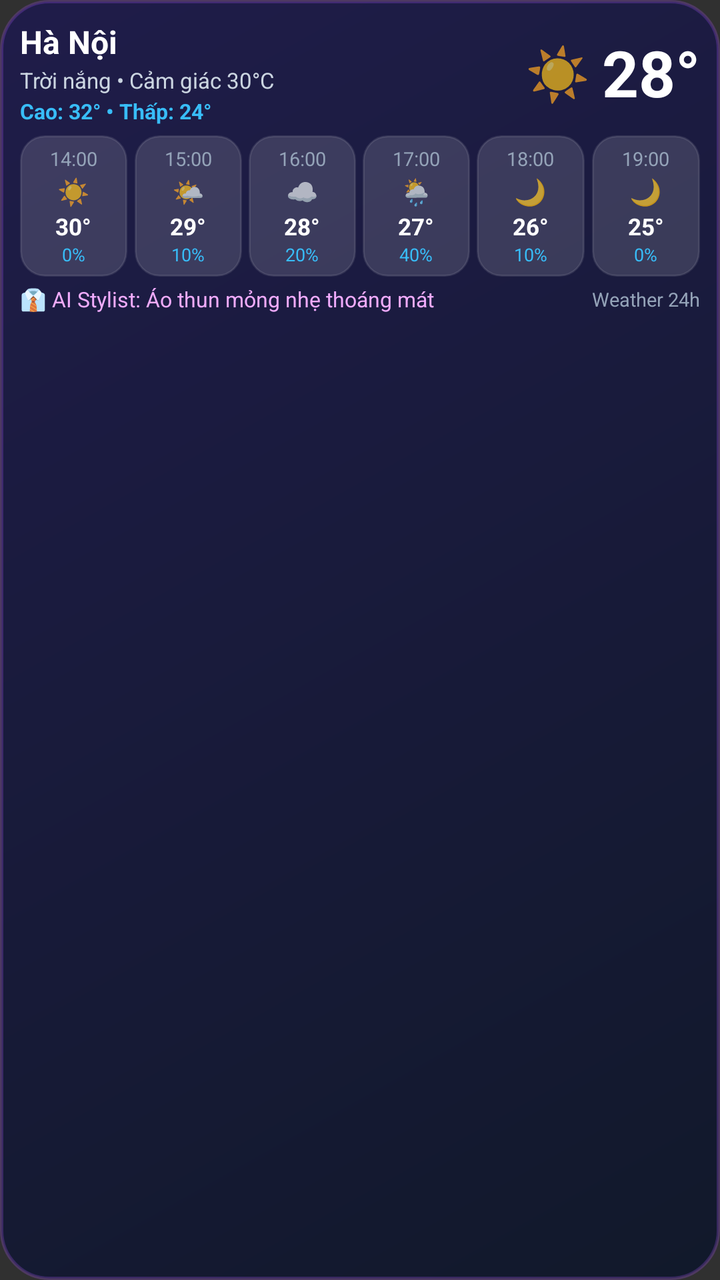
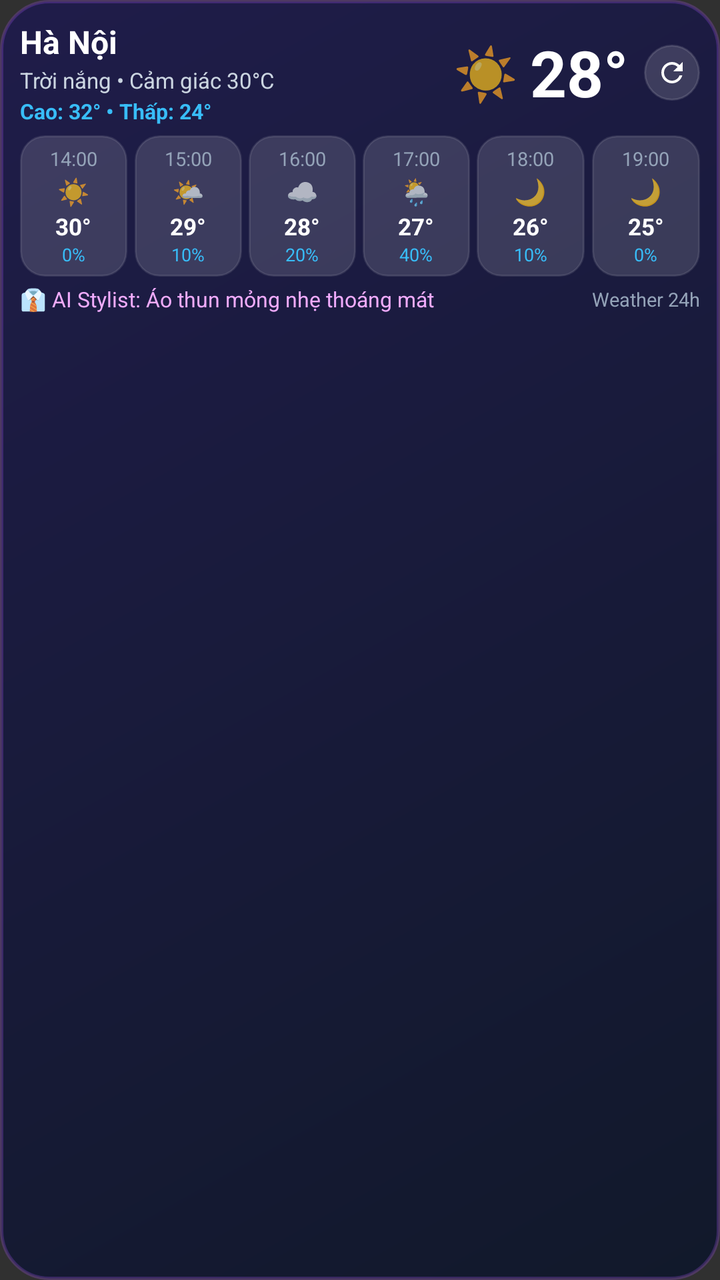

Screens rendered from an Android XML layout before and after an edit, with the pre-edit source and the edit as a unified diff.
<!-- AndroidManifest.xml: application theme Theme.Weather24h -->
<!-- res/layout/weather_widget.xml -->
<?xml version="1.0" encoding="utf-8"?>
<FrameLayout xmlns:android="http://schemas.android.com/apk/res/android"
    android:id="@+id/widget_root"
    android:layout_width="match_parent"
    android:layout_height="match_parent">

    
    <ImageView
        android:id="@+id/widget_bg_layer"
        android:layout_width="match_parent"
        android:layout_height="match_parent"
        android:scaleType="fitXY"
        android:src="@drawable/widget_bg_dark" />

    
    <LinearLayout
        android:id="@+id/widget_content"
        android:layout_width="match_parent"
        android:layout_height="match_parent"
        android:orientation="vertical"
        android:padding="10dp">

        
        <LinearLayout
            android:layout_width="match_parent"
            android:layout_height="wrap_content"
            android:gravity="center_vertical"
            android:orientation="horizontal">

            <LinearLayout
                android:layout_width="0dp"
                android:layout_height="wrap_content"
                android:layout_weight="1"
                android:orientation="vertical">

                <TextView
                    android:id="@+id/widget_city_name"
                    android:layout_width="wrap_content"
                    android:layout_height="wrap_content"
                    android:ellipsize="end"
                    android:maxLines="1"
                    android:text="Hà Nội"
                    android:textColor="#FFFFFF"
                    android:textSize="16sp"
                    android:textStyle="bold" />

                <TextView
                    android:id="@+id/widget_weather_desc"
                    android:layout_width="wrap_content"
                    android:layout_height="wrap_content"
                    android:layout_marginTop="1dp"
                    android:ellipsize="end"
                    android:maxLines="1"
                    android:text="Trời nắng • Cảm giác 30°C"
                    android:textColor="#CBD5E1"
                    android:textSize="11sp" />

                <TextView
                    android:id="@+id/widget_range"
                    android:layout_width="wrap_content"
                    android:layout_height="wrap_content"
                    android:layout_marginTop="1dp"
                    android:ellipsize="end"
                    android:maxLines="1"
                    android:text="Cao: 32° • Thấp: 24°"
                    android:textColor="#38BDF8"
                    android:textSize="10.5sp"
                    android:textStyle="bold" />
            </LinearLayout>

            <TextView
                android:id="@+id/widget_weather_icon"
                android:layout_width="wrap_content"
                android:layout_height="wrap_content"
                android:layout_marginEnd="6dp"
                android:text="☀️"
                android:textSize="26sp" />

            <TextView
                android:id="@+id/widget_temp"
                android:layout_width="wrap_content"
                android:layout_height="wrap_content"
                android:text="28°"
                android:textColor="#FFFFFF"
                android:textSize="32sp"
                android:textStyle="bold" />
        </LinearLayout>

        
        <LinearLayout
            android:id="@+id/widget_hourly_container"
            android:layout_width="match_parent"
            android:layout_height="wrap_content"
            android:layout_marginTop="5dp"
            android:baselineAligned="false"
            android:orientation="horizontal">

            
            <LinearLayout
                android:id="@+id/widget_h1_container"
                android:layout_width="0dp"
                android:layout_height="wrap_content"
                android:layout_weight="1"
                android:layout_marginEnd="2dp"
                android:background="@drawable/widget_hour_chip_dark"
                android:gravity="center"
                android:orientation="vertical"
                android:paddingTop="5dp"
                android:paddingBottom="5dp"
                android:paddingStart="2dp"
                android:paddingEnd="2dp">

                <TextView
                    android:id="@+id/widget_h1_time"
                    android:layout_width="wrap_content"
                    android:layout_height="wrap_content"
                    android:text="14:00"
                    android:textColor="#94A3B8"
                    android:textSize="9.5sp" />

                <TextView
                    android:id="@+id/widget_h1_icon"
                    android:layout_width="wrap_content"
                    android:layout_height="wrap_content"
                    android:layout_marginTop="1dp"
                    android:text="☀️"
                    android:textSize="13sp" />

                <TextView
                    android:id="@+id/widget_h1_temp"
                    android:layout_width="wrap_content"
                    android:layout_height="wrap_content"
                    android:layout_marginTop="1dp"
                    android:text="30°"
                    android:textColor="#FFFFFF"
                    android:textSize="11.5sp"
                    android:textStyle="bold" />

                <TextView
                    android:id="@+id/widget_h1_rain"
                    android:layout_width="wrap_content"
                    android:layout_height="wrap_content"
                    android:text="0%"
                    android:textColor="#38BDF8"
                    android:textSize="9sp" />
            </LinearLayout>

            
            <LinearLayout
                android:id="@+id/widget_h2_container"
                android:layout_width="0dp"
                android:layout_height="wrap_content"
                android:layout_weight="1"
                android:layout_marginStart="1.5dp"
                android:layout_marginEnd="1.5dp"
                android:background="@drawable/widget_hour_chip_dark"
                android:gravity="center"
                android:orientation="vertical"
                android:paddingTop="5dp"
                android:paddingBottom="5dp"
                android:paddingStart="2dp"
                android:paddingEnd="2dp">

                <TextView
                    android:id="@+id/widget_h2_time"
                    android:layout_width="wrap_content"
                    android:layout_height="wrap_content"
                    android:text="15:00"
                    android:textColor="#94A3B8"
                    android:textSize="9.5sp" />

                <TextView
                    android:id="@+id/widget_h2_icon"
                    android:layout_width="wrap_content"
                    android:layout_height="wrap_content"
                    android:layout_marginTop="1dp"
                    android:text="🌤️"
                    android:textSize="13sp" />

                <TextView
                    android:id="@+id/widget_h2_temp"
                    android:layout_width="wrap_content"
                    android:layout_height="wrap_content"
                    android:layout_marginTop="1dp"
                    android:text="29°"
                    android:textColor="#FFFFFF"
                    android:textSize="11.5sp"
                    android:textStyle="bold" />

                <TextView
                    android:id="@+id/widget_h2_rain"
                    android:layout_width="wrap_content"
                    android:layout_height="wrap_content"
                    android:text="10%"
                    android:textColor="#38BDF8"
                    android:textSize="9sp" />
            </LinearLayout>

            
            <LinearLayout
                android:id="@+id/widget_h3_container"
                android:layout_width="0dp"
                android:layout_height="wrap_content"
                android:layout_weight="1"
                android:layout_marginStart="1.5dp"
                android:layout_marginEnd="1.5dp"
                android:background="@drawable/widget_hour_chip_dark"
                android:gravity="center"
                android:orientation="vertical"
                android:paddingTop="5dp"
                android:paddingBottom="5dp"
                android:paddingStart="2dp"
                android:paddingEnd="2dp">

                <TextView
                    android:id="@+id/widget_h3_time"
                    android:layout_width="wrap_content"
                    android:layout_height="wrap_content"
                    android:text="16:00"
                    android:textColor="#94A3B8"
                    android:textSize="9.5sp" />

                <TextView
                    android:id="@+id/widget_h3_icon"
                    android:layout_width="wrap_content"
                    android:layout_height="wrap_content"
                    android:layout_marginTop="1dp"
                    android:text="☁️"
                    android:textSize="13sp" />

                <TextView
                    android:id="@+id/widget_h3_temp"
                    android:layout_width="wrap_content"
                    android:layout_height="wrap_content"
                    android:layout_marginTop="1dp"
                    android:text="28°"
                    android:textColor="#FFFFFF"
                    android:textSize="11.5sp"
                    android:textStyle="bold" />

                <TextView
                    android:id="@+id/widget_h3_rain"
                    android:layout_width="wrap_content"
                    android:layout_height="wrap_content"
                    android:text="20%"
                    android:textColor="#38BDF8"
                    android:textSize="9sp" />
            </LinearLayout>

            
            <LinearLayout
                android:id="@+id/widget_h4_container"
                android:layout_width="0dp"
                android:layout_height="wrap_content"
                android:layout_weight="1"
                android:layout_marginStart="1.5dp"
                android:layout_marginEnd="1.5dp"
                android:background="@drawable/widget_hour_chip_dark"
                android:gravity="center"
                android:orientation="vertical"
                android:paddingTop="5dp"
                android:paddingBottom="5dp"
                android:paddingStart="2dp"
                android:paddingEnd="2dp">

                <TextView
                    android:id="@+id/widget_h4_time"
                    android:layout_width="wrap_content"
                    android:layout_height="wrap_content"
                    android:text="17:00"
                    android:textColor="#94A3B8"
                    android:textSize="9.5sp" />

                <TextView
                    android:id="@+id/widget_h4_icon"
                    android:layout_width="wrap_content"
                    android:layout_height="wrap_content"
                    android:layout_marginTop="1dp"
                    android:text="🌦️"
                    android:textSize="13sp" />

                <TextView
                    android:id="@+id/widget_h4_temp"
                    android:layout_width="wrap_content"
                    android:layout_height="wrap_content"
                    android:layout_marginTop="1dp"
                    android:text="27°"
                    android:textColor="#FFFFFF"
                    android:textSize="11.5sp"
                    android:textStyle="bold" />

                <TextView
                    android:id="@+id/widget_h4_rain"
                    android:layout_width="wrap_content"
                    android:layout_height="wrap_content"
                    android:text="40%"
                    android:textColor="#38BDF8"
                    android:textSize="9sp" />
            </LinearLayout>

            
            <LinearLayout
                android:id="@+id/widget_h5_container"
                android:layout_width="0dp"
                android:layout_height="wrap_content"
                android:layout_weight="1"
                android:layout_marginStart="1.5dp"
                android:layout_marginEnd="1.5dp"
                android:background="@drawable/widget_hour_chip_dark"
                android:gravity="center"
                android:orientation="vertical"
                android:paddingTop="5dp"
                android:paddingBottom="5dp"
                android:paddingStart="2dp"
                android:paddingEnd="2dp">

                <TextView
                    android:id="@+id/widget_h5_time"
                    android:layout_width="wrap_content"
                    android:layout_height="wrap_content"
                    android:text="18:00"
                    android:textColor="#94A3B8"
                    android:textSize="9.5sp" />

                <TextView
                    android:id="@+id/widget_h5_icon"
                    android:layout_width="wrap_content"
                    android:layout_height="wrap_content"
                    android:layout_marginTop="1dp"
                    android:text="🌙"
                    android:textSize="13sp" />

                <TextView
                    android:id="@+id/widget_h5_temp"
                    android:layout_width="wrap_content"
                    android:layout_height="wrap_content"
                    android:layout_marginTop="1dp"
                    android:text="26°"
                    android:textColor="#FFFFFF"
                    android:textSize="11.5sp"
                    android:textStyle="bold" />

                <TextView
                    android:id="@+id/widget_h5_rain"
                    android:layout_width="wrap_content"
                    android:layout_height="wrap_content"
                    android:text="10%"
                    android:textColor="#38BDF8"
                    android:textSize="9sp" />
            </LinearLayout>

            
            <LinearLayout
                android:id="@+id/widget_h6_container"
                android:layout_width="0dp"
                android:layout_height="wrap_content"
                android:layout_weight="1"
                android:layout_marginStart="2dp"
                android:background="@drawable/widget_hour_chip_dark"
                android:gravity="center"
                android:orientation="vertical"
                android:paddingTop="5dp"
                android:paddingBottom="5dp"
                android:paddingStart="2dp"
                android:paddingEnd="2dp">

                <TextView
                    android:id="@+id/widget_h6_time"
                    android:layout_width="wrap_content"
                    android:layout_height="wrap_content"
                    android:text="19:00"
                    android:textColor="#94A3B8"
                    android:textSize="9.5sp" />

                <TextView
                    android:id="@+id/widget_h6_icon"
                    android:layout_width="wrap_content"
                    android:layout_height="wrap_content"
                    android:layout_marginTop="1dp"
                    android:text="🌙"
                    android:textSize="13sp" />

                <TextView
                    android:id="@+id/widget_h6_temp"
                    android:layout_width="wrap_content"
                    android:layout_height="wrap_content"
                    android:layout_marginTop="1dp"
                    android:text="25°"
                    android:textColor="#FFFFFF"
                    android:textSize="11.5sp"
                    android:textStyle="bold" />

                <TextView
                    android:id="@+id/widget_h6_rain"
                    android:layout_width="wrap_content"
                    android:layout_height="wrap_content"
                    android:text="0%"
                    android:textColor="#38BDF8"
                    android:textSize="9sp" />
            </LinearLayout>
        </LinearLayout>

        
        <LinearLayout
            android:id="@+id/widget_bottom_row"
            android:layout_width="match_parent"
            android:layout_height="wrap_content"
            android:layout_marginTop="4dp"
            android:gravity="center_vertical"
            android:orientation="horizontal">

            <TextView
                android:id="@+id/widget_ai_tip"
                android:layout_width="0dp"
                android:layout_height="wrap_content"
                android:layout_weight="1"
                android:ellipsize="end"
                android:maxLines="1"
                android:text="👔 AI Stylist: Áo thun mỏng nhẹ thoáng mát"
                android:textColor="#F0ABFC"
                android:textSize="10.5sp" />

            <TextView
                android:id="@+id/widget_updated"
                android:layout_width="wrap_content"
                android:layout_height="wrap_content"
                android:layout_marginStart="6dp"
                android:text="Weather 24h"
                android:textColor="#94A3B8"
                android:textSize="9.5sp" />
        </LinearLayout>

    </LinearLayout>

</FrameLayout>
<!-- resources referenced by this layout -->
<resources>
  <!-- drawable widget_bg_dark (drawable) -->
  <?xml version="1.0" encoding="utf-8"?>
  <shape xmlns:android="http://schemas.android.com/apk/res/android"
      android:shape="rectangle">
      <gradient
          android:angle="315"
          android:startColor="#F01E1B4B"
          android:endColor="#F00F172A" />
      <corners android:radius="24dp" />
      <stroke
          android:width="1.5dp"
          android:color="#40A855F7" />
  </shape>
  <!-- drawable widget_hour_chip_dark (drawable) -->
  <?xml version="1.0" encoding="utf-8"?>
  <shape xmlns:android="http://schemas.android.com/apk/res/android"
      android:shape="rectangle">
      <corners android:radius="12dp" />
      <solid android:color="#24FFFFFF" />
      <stroke
          android:width="1dp"
          android:color="#1AFFFFFF" />
  </shape>
  <style name="Theme.Weather24h" parent="android:Theme.Material.NoActionBar">
          <item name="android:statusBarColor">@android:color/transparent</item>
          <item name="android:navigationBarColor">#0F172A</item>
          <item name="android:windowLightStatusBar">false</item>
      </style>
</resources>

<!-- the commit's change to res/layout/weather_widget.xml (unified diff, before → after) -->
@@ -84,6 +84,16 @@
                 android:textColor="#FFFFFF"
                 android:textSize="32sp"
                 android:textStyle="bold" />
+
+            <ImageView
+                android:id="@+id/widget_btn_refresh"
+                android:layout_width="28dp"
+                android:layout_height="28dp"
+                android:layout_marginStart="8dp"
+                android:background="@drawable/widget_refresh_btn_bg_dark"
+                android:contentDescription="Làm mới thời tiết"
+                android:padding="6dp"
+                android:src="@drawable/ic_refresh" />
         </LinearLayout>
 
         
<!-- resource entries referenced after the edit -->
@@ -1,5 +1,15 @@
 <!-- resources referenced by this layout -->
 <resources>
+  <!-- drawable ic_refresh (drawable) -->
+  <vector xmlns:android="http://schemas.android.com/apk/res/android"
+      android:width="24dp"
+      android:height="24dp"
+      android:viewportWidth="24"
+      android:viewportHeight="24">
+      <path
+          android:fillColor="#FFFFFFFF"
+          android:pathData="M17.65,6.35C16.2,4.9 14.21,4 12,4c-4.42,0 -7.99,3.58 -7.99,8s3.57,8 7.99,8c3.73,0 6.84,-2.55 7.73,-6h-2.08c-0.82,2.33 -3.04,4 -5.65,4 -3.31,0 -6,-2.69 -6,-6s2.69,-6 6,-6c1.66,0 3.14,0.69 4.22,1.78L13,11h7V4l-2.35,2.35z"/>
+  </vector>
   <!-- drawable widget_bg_dark (drawable) -->
   <?xml version="1.0" encoding="utf-8"?>
   <shape xmlns:android="http://schemas.android.com/apk/res/android"
@@ -23,6 +33,15 @@
           android:width="1dp"
           android:color="#1AFFFFFF" />
   </shape>
+  <!-- drawable widget_refresh_btn_bg_dark (drawable) -->
+  <?xml version="1.0" encoding="utf-8"?>
+  <shape xmlns:android="http://schemas.android.com/apk/res/android"
+      android:shape="oval">
+      <solid android:color="#26FFFFFF" />
+      <stroke
+          android:width="1dp"
+          android:color="#20FFFFFF" />
+  </shape>
   <style name="Theme.Weather24h" parent="android:Theme.Material.NoActionBar">
           <item name="android:statusBarColor">@android:color/transparent</item>
           <item name="android:navigationBarColor">#0F172A</item>
